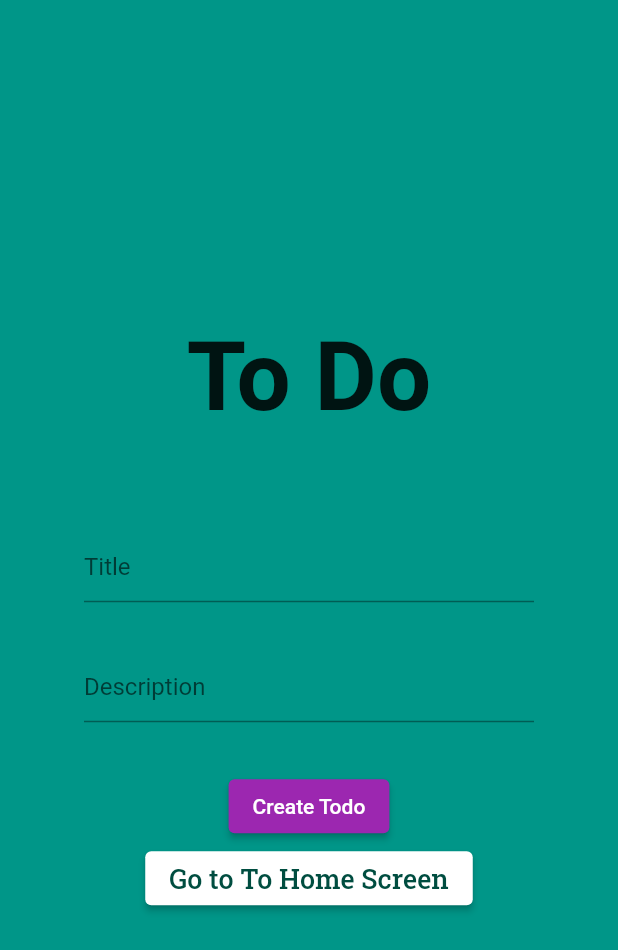
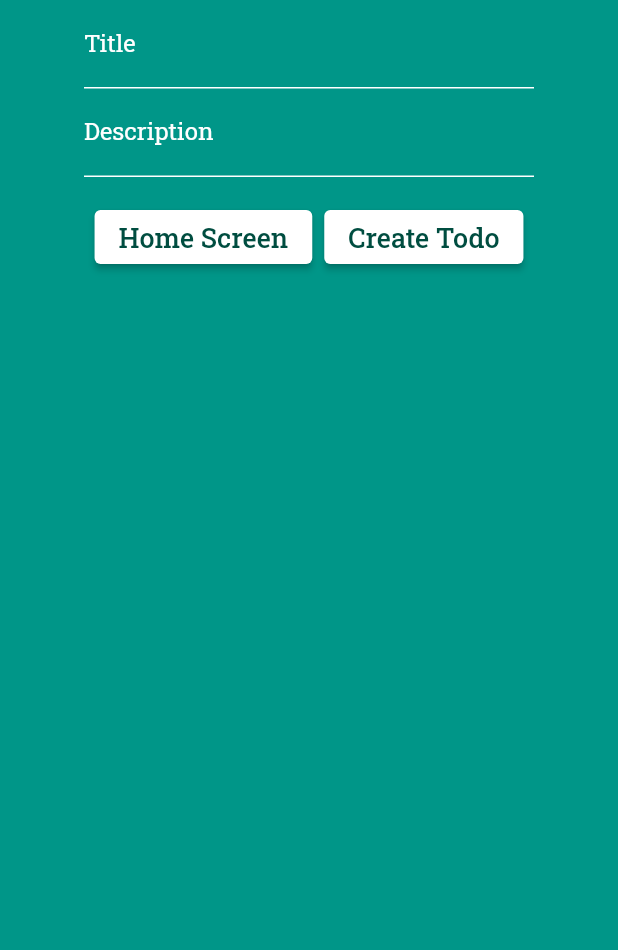
Before and after one commit to MrEmperawr/flutter-tutorial, a Flutter app: the _TodoScreenContent screen opened directly, on a phone screen of 412 x 824 dp. Shown: the top 950 px of the screen. Run offline on Flutter 3.47's test engine with Material 2 defaults, Android fonts, the phone set to English and light mode, and no system bars; our stand-ins replace bloc, equatable, flutter_bloc.

Commit message:
Additional work on the Todo screen including delete functionality and styling

```diff
--- a/flutter_tutorial/lib/screens/home_screen.dart/home_screen.dart
+++ b/flutter_tutorial/lib/screens/home_screen.dart/home_screen.dart
@@ -1,6 +1,9 @@
 import 'package:flutter/material.dart';
 import 'package:flutter_tutorial/screens/counter_screen/counter_screen.dart';
 import 'package:flutter_tutorial/screens/todo_screen/todo_screen.dart';
+
+import 'package:flutter_tutorial/config/constants.dart';
+import 'package:flutter_tutorial/config/theme.dart';
 
 class HomeScreen extends StatelessWidget {
   static const routeName = 'home_screen';
@@ -104,7 +107,7 @@ class HomeScreen extends StatelessWidget {
                   ),
                 ),
                 SizedBox(
-                  width: 20.0,
+                  width: mediumSize,
                 ),
                 ElevatedButton(
                   style: ButtonStyle(
--- a/flutter_tutorial/lib/screens/todo_screen/todo_screen.dart
+++ b/flutter_tutorial/lib/screens/todo_screen/todo_screen.dart
@@ -19,29 +19,14 @@ class TodoScreen extends StatelessWidget {
   }
 }
 
-class _TodoScreenContent extends StatelessWidget {
+class _TodoScreenContent extends StatefulWidget {
   const _TodoScreenContent({Key? key}) : super(key: key);
 
-  Widget buildCards() {
-    return Card(
-      margin: EdgeInsets.symmetric(vertical: 10.0, horizontal: 25.0),
-      child: ListTile(
-        leading: Icon(
-          Icons.email,
-          color: Colors.teal,
-        ),
-        title: Text(
-          'haataja.david@gmail.com',
-          style: TextStyle(
-            color: Colors.teal.shade900,
-            fontFamily: 'RobotoSlab',
-            fontSize: 18.0,
-          ),
-        ),
-      ),
-    );
+  @override
+  _TodoScreenContentState createState() => _TodoScreenContentState();
 }
 
+class _TodoScreenContentState extends State<_TodoScreenContent> {
   /*
 ALERT
 ALERT
@@ -50,133 +35,75 @@ Currently the widget tree will overflow if too many todos are rendered.
 Make sure that this screen can grow and become scrollable.
 Consider moving the todo creation to the top.
   */
-
   @override
   Widget build(BuildContext context) {
     return Scaffold(
       backgroundColor: Colors.teal,
-      body: BlocListener<TodoCubit, TodoState>(
+      body: SafeArea(
+        child: BlocListener<TodoCubit, TodoState>(
           listener: (context, state) {},
           child: BlocBuilder<TodoCubit, TodoState>(
             builder: (context, state) {
-            print(state);
+              //print(state);
               return Container(
                 width: double.infinity,
-              //color: Colors.blueAccent[200],
                 child: Column(
-                mainAxisAlignment: MainAxisAlignment.center,
                   children: [
-                  DefaultText(
-                    'To Do',
-                    style: textHeaderStyle,
+                    Container(
+                      width: 300,
+                      child: TodoCreator(),
                     ),
-                  SizedBox(height: largeSize),
+                    SizedBox(height: mediumSize),
+                    /*ListView.builder(
+                      padding: const EdgeInsets.all(8),
+                      itemCount: state.todos.length,
+                      itemBuilder: (BuildContext context, int index) {
+                        return Container(
+                          height: 50,
+                          //color: Colors.amber[colorCodes[index]],
+                          child: Center(
+                              child: Text('Entry ${state.todos[index].id}')),
+                        );
+                      },
+                    ),*/
                     // What is this? Explain what's going on here.
                     ...state.todos.map(
                       (todo) => Card(
+                        margin: EdgeInsets.symmetric(
+                            vertical: 10.0, horizontal: 25.0),
                         child: ListTile(
-                        leading: Icon(
+                          leading: IconButton(
                               // Render a different icon if it is not done
-                          Icons.check_circle,
+                              icon: Icon(Icons.remove_circle_outline),
                               color: Colors.teal,
-                        ),
+                              onPressed: () {
+                                //print(todo.id);
+                                BlocProvider.of<TodoCubit>(context)
+                                    .deleteTodo(todo.id);
+                                setState(() {});
+                              }),
+                          trailing: IconButton(
+                              // Render a different icon if it is not done
+                              icon: Icon(Icons.settings),
+                              color: Colors.teal,
+                              onPressed: () {
+                                print('tis true');
+                              }),
                           title: Text(todo.title),
                           subtitle: Row(
                             children: [
                               Text(todo.description),
                               const SizedBox(width: smallSize),
-                            Checkbox(
-                                value: todo.isDone,
-                                onChanged: (value) {
-                                  // Do something here to check this particular todo
-                                }),
                             ],
                           ),
                         ),
                       ),
                     ),
-                  // ctrl + k + c on windows to comment code and ctrl + k + u to uncomment, fucking dumb
-                  // Card(
-                  //   margin:
-                  //       EdgeInsets.symmetric(vertical: 10.0, horizontal: 25.0),
-                  //   child: ListTile(
-                  //     leading: Icon(
-                  //       Icons.check_circle,
-                  //       color: Colors.teal,
-                  //     ),
-                  //     title: Text(
-                  //       'Generate cards from code and update the state (button click > update state(id, text?) > rebuild with new todo)',
-                  //       style: TextStyle(
-                  //         color: Colors.teal.shade900,
-                  //         fontFamily: 'RobotoSlab',
-                  //         fontSize: 18.0,
-                  //       ),
-                  //     ),
-                  //   ),
-                  // ),
-                  // Card(
-                  //   margin:
-                  //       EdgeInsets.symmetric(vertical: 10.0, horizontal: 25.0),
-                  //   child: ListTile(
-                  //     leading: Icon(
-                  //       Icons.check_circle,
-                  //       color: Colors.teal,
-                  //     ),
-                  //     title: Text(
-                  //       'Track cards to enable removal of complete todos (button click > update state(remove todo using id) > rebuild without todo)',
-                  //       style: TextStyle(
-                  //         color: Colors.teal.shade900,
-                  //         fontFamily: 'RobotoSlab',
-                  //         fontSize: 18.0,
-                  //       ),
-                  //     ),
-                  //   ),
-                  // ),
-                  // Card(
-                  //   margin:
-                  //       EdgeInsets.symmetric(vertical: 10.0, horizontal: 25.0),
-                  //   child: ListTile(
-                  //     leading: Icon(
-                  //       Icons.check_circle,
-                  //       color: Colors.teal,
-                  //     ),
-                  //     title: Text(
-                  //       'Use a text field to generate the todos, store id and content',
-                  //       style: TextStyle(
-                  //         color: Colors.teal.shade900,
-                  //         fontFamily: 'RobotoSlab',
-                  //         fontSize: 18.0,
-                  //       ),
-                  //     ),
-                  //   ),
-                  // ),
-                  SizedBox(height: largeSize),
-                  Container(
-                    width: 300,
-                    child: TodoCreator(),
-                  ),
-                  ElevatedButton(
-                    style: ButtonStyle(
-                      backgroundColor:
-                          MaterialStateProperty.all<Color>(Colors.white),
-                    ),
-                    onPressed: () {
-                      Navigator.of(context)
-                          .popAndPushNamed(HomeScreen.routeName);
-                    },
-                    child: Text(
-                      'Go to To Home Screen',
-                      style: TextStyle(
-                        color: Colors.teal.shade900,
-                        fontFamily: 'RobotoSlab',
-                        fontSize: 18.0,
-                      ),
-                    ),
-                  )
                   ],
                 ),
               );
             },
+          ),
         ),
       ),
     );
@@ -193,43 +120,94 @@ class TodoCreator extends StatefulWidget {
 }
 
 class _TodoCreatorState extends State<TodoCreator> {
-  String title = '';
-  String description = '';
+  final titleTextController = TextEditingController();
+  final descTextController = TextEditingController();
+
   @override
   Widget build(BuildContext context) {
     return Column(
       children: [
         TextField(
-          decoration: InputDecoration(hintText: 'Title'),
-          onChanged: (value) {
-            title = value;
-          },
+          style: TextStyle(color: Colors.white),
+          decoration: InputDecoration(
+            labelText: 'Title',
+            labelStyle: TextStyle(
+              color: Colors.white,
+              fontFamily: 'RobotoSlab',
             ),
-        const SizedBox(height: largeSize),
+            enabledBorder: UnderlineInputBorder(
+              borderSide: BorderSide(color: Colors.white),
+            ),
+            focusedBorder: UnderlineInputBorder(
+              borderSide: BorderSide(color: Colors.white),
+            ),
+          ),
+          controller: titleTextController,
+        ),
         TextField(
-          decoration: InputDecoration(hintText: 'Description'),
-          onChanged: (value) {
-            description = value;
-          },
+          style: TextStyle(color: Colors.white),
+          decoration: InputDecoration(
+            labelText: 'Description',
+            labelStyle: TextStyle(
+              color: Colors.white,
+              fontFamily: 'RobotoSlab',
             ),
-        const SizedBox(height: largeSize),
+            enabledBorder: UnderlineInputBorder(
+              borderSide: BorderSide(color: Colors.white),
+            ),
+            focusedBorder: UnderlineInputBorder(
+              borderSide: BorderSide(color: Colors.white),
+            ),
+          ),
+          controller: descTextController,
+        ),
+        const SizedBox(height: mediumSize),
         Row(
           mainAxisAlignment: MainAxisAlignment.center,
           children: [
             ElevatedButton(
+              style: ButtonStyle(
+                backgroundColor: MaterialStateProperty.all<Color>(Colors.white),
+              ),
+              onPressed: () {
+                Navigator.of(context).popAndPushNamed(HomeScreen.routeName);
+              },
+              child: Text(
+                'Home Screen',
+                style: TextStyle(
+                  color: Colors.teal.shade900,
+                  fontFamily: 'RobotoSlab',
+                  fontSize: 18.0,
+                ),
+              ),
+            ),
+            SizedBox(
+              width: smallSize,
+            ),
+            ElevatedButton(
+              style: ButtonStyle(
+                backgroundColor: MaterialStateProperty.all<Color>(Colors.white),
+              ),
               onPressed: () {
                 BlocProvider.of<TodoCubit>(context).addTodo(
                   Todo(
-                    id: '$title$description${DateTime.now()}', // Tell me what this is. Why did I do this?
-                    title: title,
-                    description: description,
+                    id: '${DateTime.now()}', // Tell me what this is. Why did I do this?
+                    title: titleTextController.text,
+                    description: descTextController.text,
                     created: DateTime.now(),
                     isDone: false, // Why false here?
                   ),
                 );
-                resetState();
+                resetFields();
               },
-              child: Text('Create Todo'),
+              child: Text(
+                'Create Todo',
+                style: TextStyle(
+                  color: Colors.teal.shade900,
+                  fontFamily: 'RobotoSlab',
+                  fontSize: 18.0,
+                ),
+              ),
             ),
           ],
         ),
@@ -237,10 +215,10 @@ class _TodoCreatorState extends State<TodoCreator> {
     );
   }
 
-  void resetState() {
-    setState(() {
-      title = '';
-      description = '';
-    });
+  void resetFields() {
+    titleTextController.clear();
+    descTextController.clear();
+
+    //setState(() {});
   }
 }
```
Lines whose indentation alone changed are shown as unchanged.
